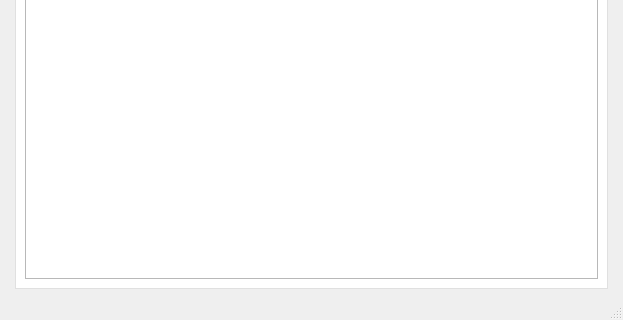
Old version of the form ui/main.ui in the repository nayahaha/video_source_identification-VSI-; both pictures show x 0 to 623 and y 475 to 795 of the 623 by 795 pixel window.
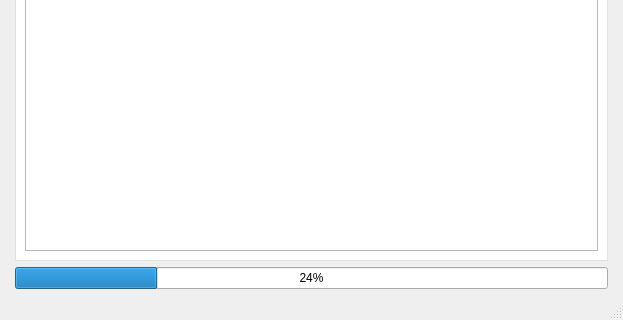
New version of the form. Icons and pictures are not drawn.

The edit to the form file:
```diff
--- a/ui/main.ui
+++ b/ui/main.ui
@@ -155,6 +155,13 @@
       </item>
      </layout>
     </item>
+    <item row="1" column="0">
+     <widget class="QProgressBar" name="progressBar">
+      <property name="value">
+       <number>24</number>
+      </property>
+     </widget>
+    </item>
    </layout>
   </widget>
   <widget class="QMenuBar" name="menubar">
```
Left out of the diff: 8 changed lines with no effect on the pictures.
